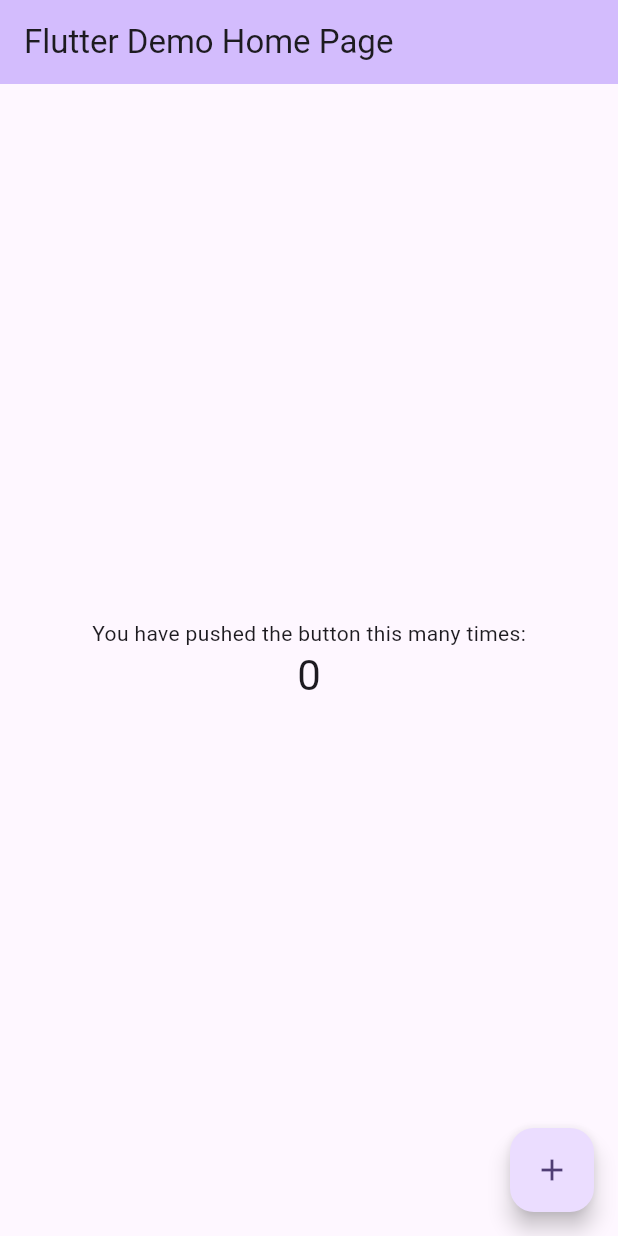
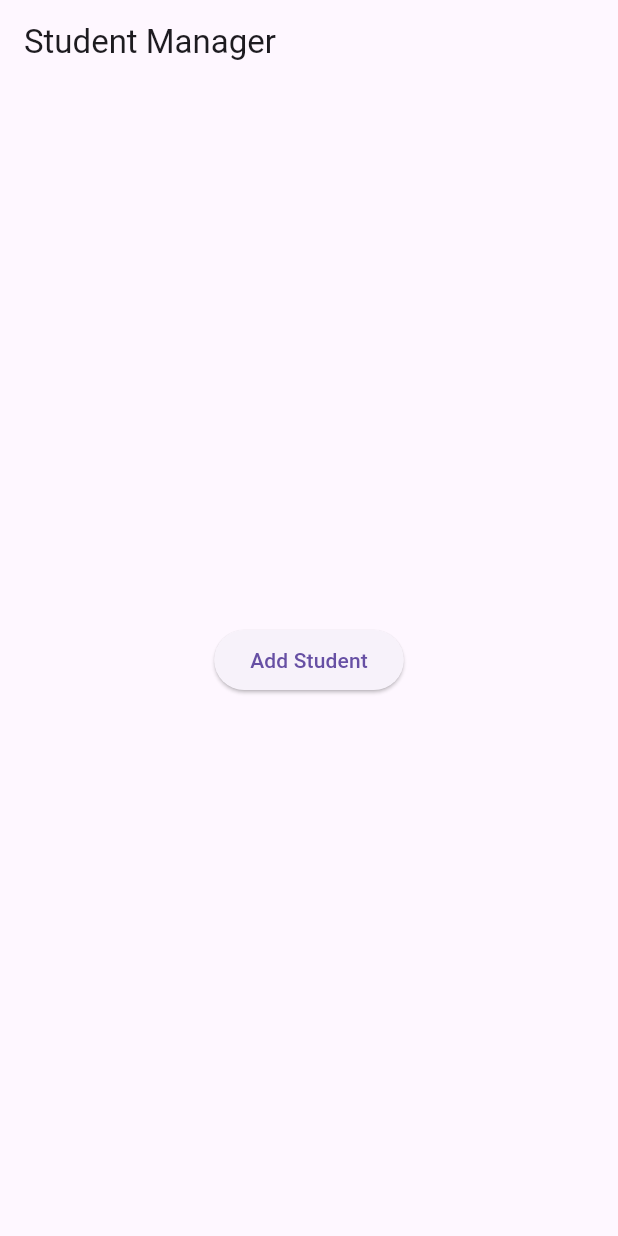
Before and after one commit to mubarekdevv/student_manager_app, a Flutter app: the screen it shows after launch, on a phone screen of 412 x 824 dp. Run offline on Flutter 3.47's test engine with Material 3 defaults, Android fonts, the phone set to English and light mode, and no system bars.

Commit message:
UI started

```diff
--- a/lib/main.dart
+++ b/lib/main.dart
@@ -1,125 +1,34 @@
 import 'package:flutter/material.dart';
 
 void main() {
-  runApp(const MyApp());
+  runApp(MyApp());
 }
 
 class MyApp extends StatelessWidget {
-  const MyApp({super.key});
-
-  // This widget is the root of your application.
   @override
   Widget build(BuildContext context) {
     return MaterialApp(
-      title: 'Flutter Demo',
-      theme: ThemeData(
-        // This is the theme of your application.
-        //
-        // TRY THIS: Try running your application with "flutter run". You'll see
-        // the application has a purple toolbar. Then, without quitting the app,
-        // try changing the seedColor in the colorScheme below to Colors.green
-        // and then invoke "hot reload" (save your changes or press the "hot
-        // reload" button in a Flutter-supported IDE, or press "r" if you used
-        // the command line to start the app).
-        //
-        // Notice that the counter didn't reset back to zero; the application
-        // state is not lost during the reload. To reset the state, use hot
-        // restart instead.
-        //
-        // This works for code too, not just values: Most code changes can be
-        // tested with just a hot reload.
-        colorScheme: ColorScheme.fromSeed(seedColor: Colors.deepPurple),
-        useMaterial3: true,
-      ),
-      home: const MyHomePage(title: 'Flutter Demo Home Page'),
+      debugShowCheckedModeBanner: false,
+      title: 'Student Manager',
+      home: HomeScreen(),
     );
   }
 }
 
-class MyHomePage extends StatefulWidget {
-  const MyHomePage({super.key, required this.title});
-
-  // This widget is the home page of your application. It is stateful, meaning
-  // that it has a State object (defined below) that contains fields that affect
-  // how it looks.
-
-  // This class is the configuration for the state. It holds the values (in this
-  // case the title) provided by the parent (in this case the App widget) and
-  // used by the build method of the State. Fields in a Widget subclass are
-  // always marked "final".
-
-  final String title;
-
-  @override
-  State<MyHomePage> createState() => _MyHomePageState();
-}
-
-class _MyHomePageState extends State<MyHomePage> {
-  int _counter = 0;
-
-  void _incrementCounter() {
-    setState(() {
-      // This call to setState tells the Flutter framework that something has
-      // changed in this State, which causes it to rerun the build method below
-      // so that the display can reflect the updated values. If we changed
-      // _counter without calling setState(), then the build method would not be
-      // called again, and so nothing would appear to happen.
-      _counter++;
-    });
-  }
-
+class HomeScreen extends StatelessWidget {
   @override
   Widget build(BuildContext context) {
-    // This method is rerun every time setState is called, for instance as done
-    // by the _incrementCounter method above.
-    //
-    // The Flutter framework has been optimized to make rerunning build methods
-    // fast, so that you can just rebuild anything that needs updating rather
-    // than having to individually change instances of widgets.
     return Scaffold(
       appBar: AppBar(
-        // TRY THIS: Try changing the color here to a specific color (to
-        // Colors.amber, perhaps?) and trigger a hot reload to see the AppBar
-        // change color while the other colors stay the same.
-        backgroundColor: Theme.of(context).colorScheme.inversePrimary,
-        // Here we take the value from the MyHomePage object that was created by
-        // the App.build method, and use it to set our appbar title.
-        title: Text(widget.title),
+        title: Text("Student Manager"),
       ),
       body: Center(
-        // Center is a layout widget. It takes a single child and positions it
-        // in the middle of the parent.
-        child: Column(
-          // Column is also a layout widget. It takes a list of children and
-          // arranges them vertically. By default, it sizes itself to fit its
-          // children horizontally, and tries to be as tall as its parent.
-          //
-          // Column has various properties to control how it sizes itself and
-          // how it positions its children. Here we use mainAxisAlignment to
-          // center the children vertically; the main axis here is the vertical
-          // axis because Columns are vertical (the cross axis would be
-          // horizontal).
-          //
-          // TRY THIS: Invoke "debug painting" (choose the "Toggle Debug Paint"
-          // action in the IDE, or press "p" in the console), to see the
-          // wireframe for each widget.
-          mainAxisAlignment: MainAxisAlignment.center,
-          children: <Widget>[
-            const Text(
-              'You have pushed the button this many times:',
-            ),
-            Text(
-              '$_counter',
-              style: Theme.of(context).textTheme.headlineMedium,
-            ),
-          ],
-        ),
-      ),
-      floatingActionButton: FloatingActionButton(
-        onPressed: _incrementCounter,
-        tooltip: 'Increment',
-        child: const Icon(Icons.add),
-      ), // This trailing comma makes auto-formatting nicer for build methods.
+        child: ElevatedButton(
+          onPressed: (){
+            print("Button Pressed!");
+          },
+          child: Text('Add Student')),
+      )
     );
   }
 }
```
Also changed, not shown: 1 other file.
